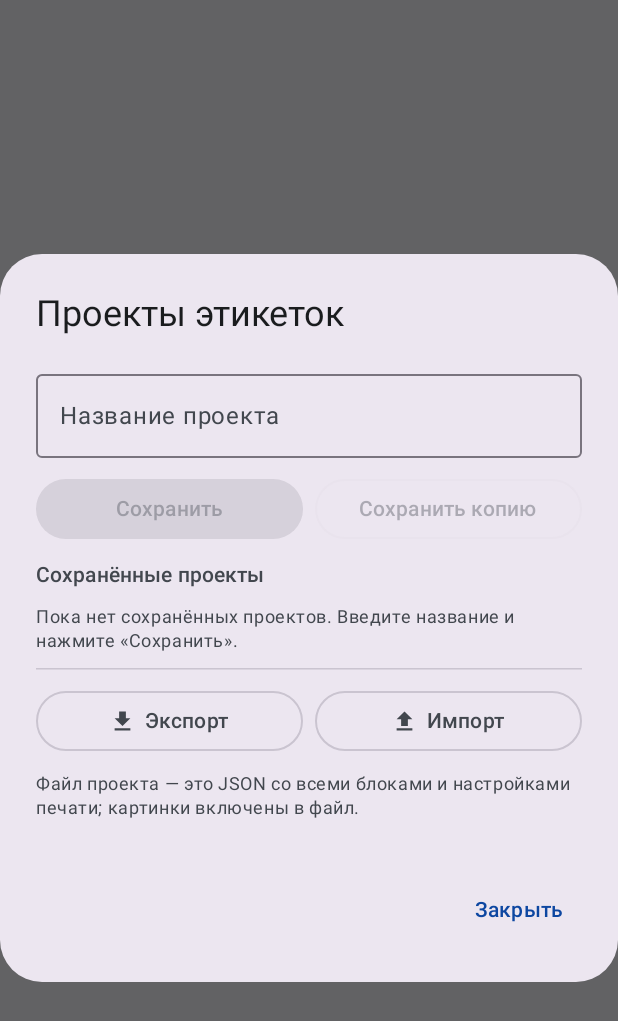
After one commit to kprklg/android-brother-pt-d450vp, an Android app built with Jetpack Compose: the composable ProjectsDialog called with empty values, on a phone screen of 412 x 824 dp. The commit adds this screen. Shown: the top 1021 px of the screen. Run offline under Robolectric (Android 15) with nearby library versions, the phone set to English and light mode, and no system bars.

Commit message:
v0.2.0: save/export/import label projects
Named projects with images and print settings, JSON files via Storage Access Framework, codec unit tests, screenshot and docs.

```diff
--- a/app/build.gradle.kts
+++ b/app/build.gradle.kts
@@ -13,8 +13,8 @@ android {
         applicationId = "com.ptd450vp.labelprinter"
         minSdk = 26
         targetSdk = 35
-        versionCode = 1
-        versionName = "0.1.0"
+        versionCode = 2
+        versionName = "0.2.0"
 
         testInstrumentationRunner = "androidx.test.runner.AndroidJUnitRunner"
     }
--- /dev/null
+++ b/app/src/main/java/com/ptd450vp/labelprinter/ui/ProjectsDialog.kt
@@ -0,0 +1,198 @@
+package com.ptd450vp.labelprinter.ui
+
+import androidx.compose.foundation.layout.Arrangement
+import androidx.compose.foundation.layout.Column
+import androidx.compose.foundation.layout.Row
+import androidx.compose.foundation.layout.Spacer
+import androidx.compose.foundation.layout.fillMaxWidth
+import androidx.compose.foundation.layout.height
+import androidx.compose.foundation.layout.heightIn
+import androidx.compose.foundation.layout.padding
+import androidx.compose.foundation.layout.size
+import androidx.compose.foundation.layout.width
+import androidx.compose.foundation.lazy.LazyColumn
+import androidx.compose.foundation.lazy.items
+import androidx.compose.material.icons.Icons
+import androidx.compose.material.icons.filled.Delete
+import androidx.compose.material.icons.filled.FileDownload
+import androidx.compose.material.icons.filled.FileUpload
+import androidx.compose.material3.AlertDialog
+import androidx.compose.material3.Button
+import androidx.compose.material3.Card
+import androidx.compose.material3.CardDefaults
+import androidx.compose.material3.HorizontalDivider
+import androidx.compose.material3.Icon
+import androidx.compose.material3.IconButton
+import androidx.compose.material3.MaterialTheme
+import androidx.compose.material3.OutlinedButton
+import androidx.compose.material3.OutlinedTextField
+import androidx.compose.material3.Text
+import androidx.compose.material3.TextButton
+import androidx.compose.runtime.Composable
+import androidx.compose.runtime.getValue
+import androidx.compose.runtime.mutableStateOf
+import androidx.compose.runtime.remember
+import androidx.compose.runtime.setValue
+import androidx.compose.ui.Alignment
+import androidx.compose.ui.Modifier
+import androidx.compose.ui.text.font.FontWeight
+import androidx.compose.ui.unit.dp
+import com.ptd450vp.labelprinter.model.LabelProject
+import java.text.SimpleDateFormat
+import java.util.Date
+import java.util.Locale
+
+@Composable
+fun ProjectsDialog(
+    projects: List<LabelProject>,
+    currentProjectId: String?,
+    currentProjectName: String,
+    onDismiss: () -> Unit,
+    onSave: (String, Boolean) -> Unit,
+    onOpen: (LabelProject) -> Unit,
+    onDelete: (String) -> Unit,
+    onExport: () -> Unit,
+    onImport: () -> Unit
+) {
+    var name by remember { mutableStateOf(currentProjectName) }
+    val dateFormat = remember { SimpleDateFormat("dd.MM.yyyy HH:mm", Locale.getDefault()) }
+
+    AlertDialog(
+        onDismissRequest = onDismiss,
+        title = { Text("Проекты этикеток") },
+        text = {
+            Column(verticalArrangement = Arrangement.spacedBy(10.dp)) {
+                OutlinedTextField(
+                    value = name,
+                    onValueChange = { name = it },
+                    label = { Text("Название проекта") },
+                    singleLine = true,
+                    modifier = Modifier.fillMaxWidth()
+                )
+                Row(
+                    modifier = Modifier.fillMaxWidth(),
+                    horizontalArrangement = Arrangement.spacedBy(8.dp)
+                ) {
+                    Button(
+                        onClick = { onSave(name, false) },
+                        enabled = name.isNotBlank(),
+                        modifier = Modifier.weight(1f)
+                    ) {
+                        Text("Сохранить")
+                    }
+                    OutlinedButton(
+                        onClick = { onSave(name, true) },
+                        enabled = name.isNotBlank(),
+                        modifier = Modifier.weight(1f)
+                    ) {
+                        Text("Сохранить копию")
+                    }
+                }
+
+                Text(
+                    text = "Сохранённые проекты",
+                    style = MaterialTheme.typography.labelLarge,
+                    color = MaterialTheme.colorScheme.onSurfaceVariant
+                )
+                if (projects.isEmpty()) {
+                    Text(
+                        text = "Пока нет сохранённых проектов. Введите название и нажмите «Сохранить».",
+                        style = MaterialTheme.typography.bodySmall,
+                        color = MaterialTheme.colorScheme.onSurfaceVariant
+                    )
+                } else {
+                    LazyColumn(
+                        modifier = Modifier
+                            .fillMaxWidth()
+                            .heightIn(max = 260.dp),
+                        verticalArrangement = Arrangement.spacedBy(8.dp)
+                    ) {
+                        items(projects, key = { it.id }) { project ->
+                            Card(
+                                onClick = { onOpen(project) },
+                                colors = CardDefaults.cardColors(
+                                    containerColor = if (project.id == currentProjectId) {
+                                        MaterialTheme.colorScheme.primaryContainer
+                                    } else {
+                                        MaterialTheme.colorScheme.surfaceVariant
+                                    }
+                                )
+                            ) {
+                                Row(
+                                    modifier = Modifier
+                                        .fillMaxWidth()
+                                        .padding(12.dp),
+                                    verticalAlignment = Alignment.CenterVertically
+                                ) {
+                                    Column(modifier = Modifier.weight(1f)) {
+                                        Text(
+                                            text = project.name,
+                                            style = MaterialTheme.typography.titleSmall,
+                                            fontWeight = FontWeight.SemiBold
+                                        )
+                                        Text(
+                                            text = "${project.document.tapeWidth.displayLabel} · блоков: " +
+                                                "${project.document.blocks.size} · " +
+                                                dateFormat.format(Date(project.updatedAt)),
+                                            style = MaterialTheme.typography.bodySmall,
+                                            color = MaterialTheme.colorScheme.onSurfaceVariant
+                                        )
+                                    }
+                                    IconButton(onClick = { onDelete(project.id) }) {
+                                        Icon(
+                                            Icons.Default.Delete,
+                                            contentDescription = "Удалить проект",
+                                            tint = MaterialTheme.colorScheme.error
+                                        )
+                                    }
+                                }
+                            }
+                        }
+                    }
+                }
+
+                HorizontalDivider()
+                Row(
+                    modifier = Modifier.fillMaxWidth(),
+                    horizontalArrangement = Arrangement.spacedBy(8.dp)
+                ) {
+                    OutlinedButton(
+                        onClick = onExport,
+                        modifier = Modifier.weight(1f)
+                    ) {
+                        Icon(
+                            Icons.Default.FileDownload,
+                            contentDescription = null,
+                            modifier = Modifier.size(18.dp)
+                        )
+                        Spacer(modifier = Modifier.width(6.dp))
+                        Text("Экспорт")
+                    }
+                    OutlinedButton(
+                        onClick = onImport,
+                        modifier = Modifier.weight(1f)
+                    ) {
+                        Icon(
+                            Icons.Default.FileUpload,
+                            contentDescription = null,
+                            modifier = Modifier.size(18.dp)
+                        )
+                        Spacer(modifier = Modifier.width(6.dp))
+                        Text("Импорт")
+                    }
+                }
+                Text(
+                    text = "Файл проекта — это JSON со всеми блоками и настройками печати; картинки включены в файл.",
+                    style = MaterialTheme.typography.bodySmall,
+                    color = MaterialTheme.colorScheme.onSurfaceVariant
+                )
+                Spacer(modifier = Modifier.height(2.dp))
+            }
+        },
+        confirmButton = {
+            TextButton(onClick = onDismiss) {
+                Text("Закрыть")
+            }
+        }
+    )
+}
```
Also changed, not shown: app/src/main/java/com/ptd450vp/labelprinter/data/ProjectCodec.kt (added, +43 -0 lines), app/src/main/java/com/ptd450vp/labelprinter/data/ProjectRepository.kt (added, +41 -0 lines), app/src/main/java/com/ptd450vp/labelprinter/model/LabelProject.kt (added, +21 -0 lines), app/src/main/java/com/ptd450vp/labelprinter/ui/EditorScreen.kt (+40 -0 lines), app/src/main/java/com/ptd450vp/labelprinter/ui/LabelViewModel.kt (+115 -2 lines), 8 other files.
